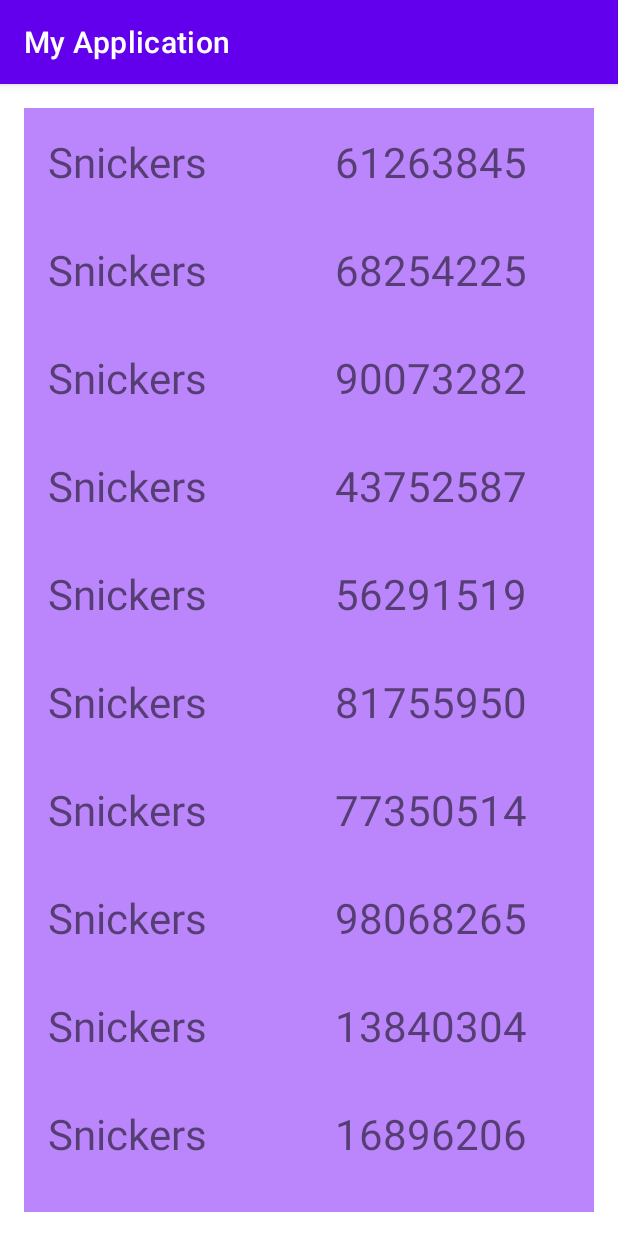
After one commit to SolovyovKirill/Homeword, an Android app: the CandyActivity screen opened directly, with no data from a screen before it, on a phone screen of 412 x 824 dp. The commit adds this screen. Run offline under Robolectric (Android 15) with nearby library versions, the phone set to English and light mode, and no system bars.

Commit message:
homework 10

```diff
--- a/app/src/main/AndroidManifest.xml
+++ b/app/src/main/AndroidManifest.xml
@@ -18,13 +18,14 @@
                 <category android:name="android.intent.category.LAUNCHER" />
             </intent-filter>
         </activity>
-        <activity android:name=".homework6.Homework6Activity" />
+        <activity android:name=".homework6.FlagsActivity" />
         <activity
             android:name=".homework7.UserInformationActivity"
             android:screenOrientation="fullSensor" />
         <activity
-            android:name=".homework7.Homework7Activity"
+            android:name=".homework7.CounterActivity"
             android:screenOrientation="fullSensor" />
+        <activity android:name=".homework10.CandyActivity"/>
     </application>
 
 </manifest>
--- /dev/null
+++ b/app/src/main/java/com/example/myapplication/homework10/Candy.kt
@@ -0,0 +1,6 @@
+package com.example.myapplication.homework10
+
+class Candy(
+    val brand: String,
+    val barcode:Int
+)
--- /dev/null
+++ b/app/src/main/java/com/example/myapplication/homework10/CandyActivity.kt
@@ -0,0 +1,21 @@
+package com.example.myapplication.homework10
+
+import android.os.Bundle
+import androidx.appcompat.app.AppCompatActivity
+import androidx.recyclerview.widget.LinearLayoutManager
+import com.example.myapplication.databinding.ActivityCandyBinding
+
+class CandyActivity : AppCompatActivity() {
+    private lateinit var binding: ActivityCandyBinding
+    override fun onCreate(savedInstanceState: Bundle?) {
+        super.onCreate(savedInstanceState)
+        binding = ActivityCandyBinding.inflate(layoutInflater)
+        setContentView(binding.root)
+
+        val candyAdapter = CandyAdapter(CandyGenerate.showCandy())
+
+        binding.rvCandy?.layoutManager =
+            LinearLayoutManager(this, LinearLayoutManager.VERTICAL, false)
+        binding.rvCandy?.adapter = candyAdapter
+    }
+}
--- /dev/null
+++ b/app/src/main/java/com/example/myapplication/homework10/CandyAdapter.kt
@@ -0,0 +1,37 @@
+package com.example.myapplication.homework10
+
+import android.view.LayoutInflater
+import android.view.View
+import android.view.ViewGroup
+import android.widget.TextView
+import androidx.recyclerview.widget.RecyclerView
+import com.example.myapplication.R
+
+class CandyAdapter(
+    private val candyList : MutableList<Candy>
+) : RecyclerView.Adapter<CandyAdapter.CandyViewHolder>() {
+
+    override fun getItemCount(): Int = candyList.size
+
+    override fun onCreateViewHolder(parent: ViewGroup, viewType: Int): CandyViewHolder {
+        val layoutInflater = LayoutInflater.from(parent.context)
+        val view = layoutInflater.inflate(R.layout.item_candy, parent, false)
+        return CandyViewHolder(view)
+    }
+
+    override fun onBindViewHolder(holder: CandyViewHolder, position: Int) {
+        holder.bind(candyList[position])
+
+    }
+
+    class CandyViewHolder(itemView : View) : RecyclerView.ViewHolder(itemView) {
+        private val tvBrand : TextView = itemView.findViewById(R.id.tv_brand)
+        private val tvBarcode : TextView = itemView.findViewById(R.id.tv_barcode)
+
+        fun bind(item: Candy) {
+            tvBrand.text = item.brand
+            tvBarcode.text = item.barcode.toString()
+
+        }
+    }
+}
--- /dev/null
+++ b/app/src/main/java/com/example/myapplication/homework10/CandyGenerate.kt
@@ -0,0 +1,31 @@
+package com.example.myapplication.homework10
+
+import kotlin.random.Random
+
+object CandyGenerate {
+
+    private lateinit var listCandy : MutableList<Candy>
+    private const val BRAND_SNICKERS = "Snickers"
+    private const val BRAND_MARS = "Mars"
+    private const val BRAND_BOUNTY = "Bounty"
+
+    fun showCandy(): MutableList<Candy> {
+        listCandy = mutableListOf()
+        for (i in 1..300){
+            when(i) {
+                in 1..100 -> {
+                    listCandy.add(Candy(BRAND_SNICKERS, generateBarcode()))
+                }
+                in 101..200 -> {
+                    listCandy.add(Candy(BRAND_MARS, generateBarcode()))
+                }
+                in 201..300 -> {
+                    listCandy.add(Candy(BRAND_BOUNTY, generateBarcode()))
+                }
+            }
+        }
+        return  listCandy
+    }
+
+    private fun generateBarcode() = (10000000..99999999).random()
+}
--- /dev/null
+++ b/app/src/main/res/layout/activity_candy.xml
@@ -0,0 +1,13 @@
+<?xml version="1.0" encoding="utf-8"?>
+<LinearLayout xmlns:android="http://schemas.android.com/apk/res/android"
+    android:layout_width="match_parent"
+    android:layout_height="match_parent"
+    android:padding="16dp">
+
+    <androidx.recyclerview.widget.RecyclerView
+        android:layout_width="match_parent"
+        android:layout_height="wrap_content"
+        android:id="@+id/rv_candy"
+        android:background="@color/purple_200" />
+
+</LinearLayout>
--- a/app/src/main/res/layout/activity_homework7.xml
+++ b/app/src/main/res/layout/activity_counter.xml
@@ -5,7 +5,7 @@
     android:layout_width="match_parent"
     android:layout_height="match_parent"
     android:orientation="vertical"
-    tools:context=".homework7.Homework7Activity">
+    tools:context=".homework7.CounterActivity">
 
     <TextView
         android:id="@+id/timer_text"
--- /dev/null
+++ b/app/src/main/res/layout/item_candy.xml
@@ -0,0 +1,35 @@
+<?xml version="1.0" encoding="utf-8"?>
+<androidx.constraintlayout.widget.ConstraintLayout xmlns:android="http://schemas.android.com/apk/res/android"
+    android:layout_width="match_parent"
+    android:layout_height="72dp"
+    xmlns:app="http://schemas.android.com/apk/res-auto"
+    xmlns:tools="http://schemas.android.com/tools"
+    android:padding="16dp"
+    >
+
+    <TextView
+        android:id="@+id/tv_brand"
+        android:layout_width="wrap_content"
+        android:layout_height="0dp"
+        android:gravity="center"
+        app:layout_constraintBottom_toBottomOf="parent"
+        app:layout_constraintStart_toStartOf="parent"
+        app:layout_constraintTop_toTopOf="parent"
+        tools:text ="brand"
+        android:textSize="28sp"/>
+"/>
+
+    <TextView
+        android:id="@+id/tv_barcode"
+        android:layout_width="wrap_content"
+        android:layout_height="0dp"
+        android:layout_marginStart="56dp"
+        android:gravity="center"
+        app:layout_constraintBottom_toBottomOf="parent"
+        app:layout_constraintEnd_toEndOf="parent"
+        app:layout_constraintStart_toEndOf="@id/tv_brand"
+        app:layout_constraintTop_toTopOf="parent"
+        tools:text="barcode"
+        android:textSize="28sp"/>
+
+</androidx.constraintlayout.widget.ConstraintLayout>
--- a/app/src/main/res/values/strings.xml
+++ b/app/src/main/res/values/strings.xml
@@ -15,5 +15,6 @@
     <string name="login">Login: </string>
     <string name="password">Password: </string>
     <string name="close">close</string>
+    <string name="homework10">HW10 </string>
 
 </resources>
```
Also changed, not shown: app/src/main/java/com/example/myapplication/MainActivity.kt (+8 -4 lines), app/src/main/java/com/example/myapplication/homework6/FlagsActivity.kt (renamed from app/src/main/java/com/example/myapplication/homework6/Homework6Activity.kt, +5 -4 lines), app/src/main/java/com/example/myapplication/homework7/CounterActivity.kt (renamed from app/src/main/java/com/example/myapplication/homework7/Homework7Activity.kt, +5 -4 lines), app/src/main/res/layout/activity_main.xml (+7 -2 lines), app/src/main/res/layout/activity_flags.xml (renamed from app/src/main/res/layout/activity_homework6.xml).
